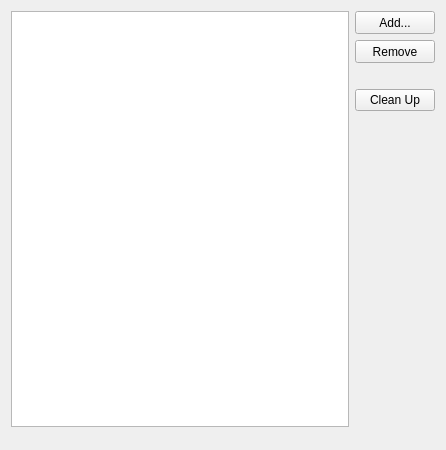
Old version of the form src/plugins/qtsupport/qtversionmanager.ui in the repository qt-creator/qt-creator.
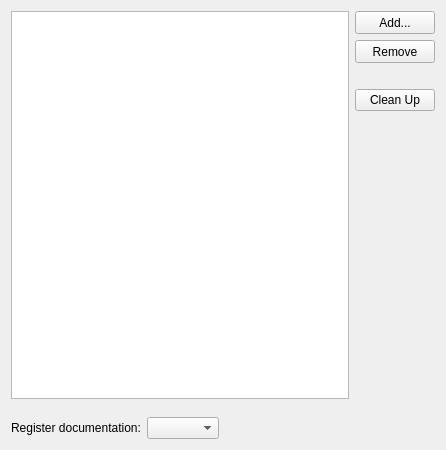
New version of the form. Custom widgets are drawn as their Qt base class.

Commit message: Help: Add option to only register highest versioned Qt documentation

Diff of the .ui file:
```diff
--- a/src/plugins/qtsupport/qtversionmanager.ui
+++ b/src/plugins/qtsupport/qtversionmanager.ui
@@ -26,6 +26,33 @@
      <item>
       <widget class="Utils::DetailsWidget" name="infoWidget" native="true"/>
      </item>
+     <item>
+      <layout class="QHBoxLayout" name="horizontalLayout2">
+       <item>
+        <widget class="QLabel" name="label">
+         <property name="text">
+          <string>Register documentation:</string>
+         </property>
+        </widget>
+       </item>
+       <item>
+        <widget class="QComboBox" name="documentationSetting"/>
+       </item>
+       <item>
+        <spacer name="horizontalSpacer">
+         <property name="orientation">
+          <enum>Qt::Horizontal</enum>
+         </property>
+         <property name="sizeHint" stdset="0">
+          <size>
+           <width>40</width>
+           <height>20</height>
+          </size>
+         </property>
+        </spacer>
+       </item>
+      </layout>
+     </item>
     </layout>
    </item>
    <item>
```
The commit also changes 5 other files.
